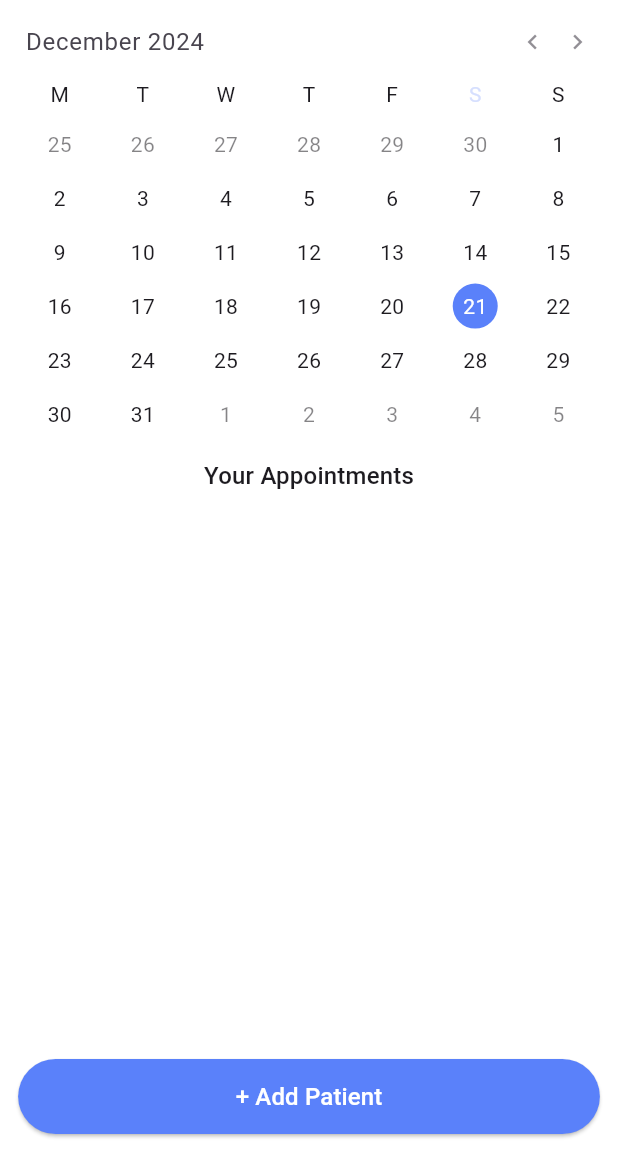
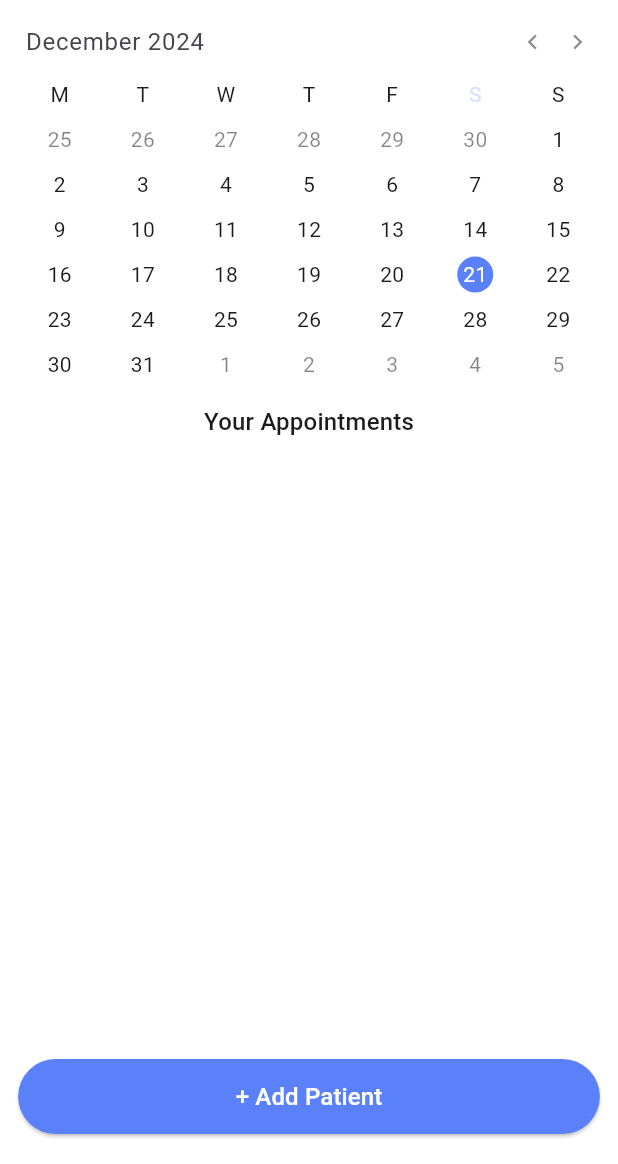
Before and after one commit to ashharf/Primacura, a Flutter app: the HomeScreen screen opened by its route, on a phone screen of 412 x 824 dp, the part 72-1236 px from its top. Run offline on Flutter 3.47's test engine with Material 3 defaults, Android fonts, the phone set to English and light mode, and no system bars; drawn by our look-alikes of syncfusion_flutter_datepicker; our stand-ins replace auto_route, bloc, cloud_firestore, firebase_auth, firebase_core, firebase_storage and 14 more; missing offline and left inert: googleapis, mobile_scanner; accounts and stored records are empty.

Commit message:
fix: adjust height value in home screen to use integer instead of responsive height

```diff
--- a/lib/features/home/presentation/screens/home_screen.dart
+++ b/lib/features/home/presentation/screens/home_screen.dart
@@ -124,7 +124,7 @@ class _HomeScreenState extends State<HomeScreen> {
           children: [
             Container(
               padding: AppConstants.defaultPading,
-              height: 250.h,
+              height: 250,
               child: SfDateRangePicker(
                 headerStyle: DateRangePickerHeaderStyle(
                   backgroundColor: context.read<ThemeProvider>().currentThemeBrightness == Brightness.light
```
